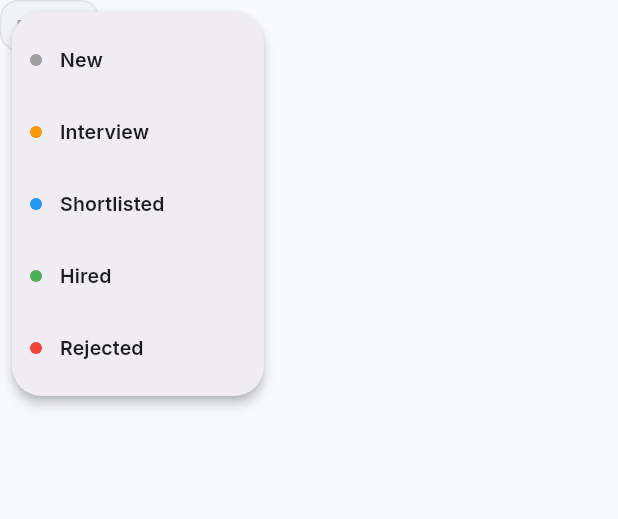
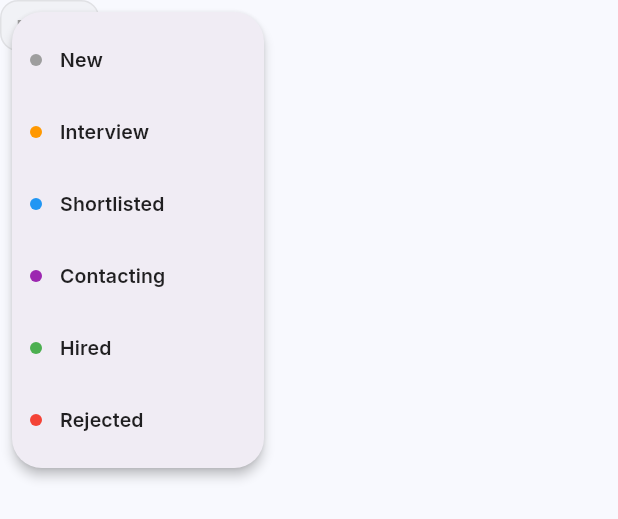
Before and after one commit to infotechmindware/Employee_Job_Portal, a Flutter app: the _StageDropdown widget shown alone on an empty page, opened directly with empty values, after a tap on "New", on a phone screen of 412 x 824 dp. Shown: the top 519 px of the screen. Run offline on Flutter 3.47's test engine with Material 3 defaults, Android fonts, the phone set to English and light mode, and no system bars; our stand-ins replace cached_network_image, dropdown_search, emoji_picker_flutter, file_picker, fl_chart, flutter_map and 13 more; missing offline and left inert: razorpay_flutter; accounts and stored records are empty; network calls fail.

Commit message:
small chnges

```diff
--- a/lib/screens/candidates/candidate_applications_screen.dart
+++ b/lib/screens/candidates/candidate_applications_screen.dart
@@ -1021,14 +1021,16 @@ class _StageDropdown extends ConsumerWidget {
     String normalizedStatus = status;
     if (status == 'shortlisted') normalizedStatus = 'shortlist';
     if (status == 'interviewed') normalizedStatus = 'schedule_interview';
-    if (status == 'rejected') normalizedStatus = 'reject';
-    if (status == 'hired') normalizedStatus = 'hire';
-    if (status == 'applied') normalizedStatus = 'new';
+    if (status == 'rejected' || status == 'reject') normalizedStatus = 'reject';
+    if (status == 'hired' || status == 'hire') normalizedStatus = 'hire';
+    if (status == 'applied' || status == 'new') normalizedStatus = 'new';
+    if (status == 'contacting') normalizedStatus = 'contacting';
 
     final stages = [
       {'label': 'New', 'key': 'new', 'color': Colors.grey},
       {'label': 'Interview', 'key': 'schedule_interview', 'color': Colors.orange},
       {'label': 'Shortlisted', 'key': 'shortlist', 'color': Colors.blue},
+      {'label': 'Contacting', 'key': 'contacting', 'color': Colors.purple},
       {'label': 'Hired', 'key': 'hire', 'color': Colors.green},
       {'label': 'Rejected', 'key': 'reject', 'color': Colors.red},
     ];
@@ -1066,7 +1068,7 @@ class _StageDropdown extends ConsumerWidget {
           children: [
             Container(width: 8, height: 8, decoration: BoxDecoration(color: s['color'] as Color, shape: BoxShape.circle)),
             const SizedBox(width: 12),
-            Text(s['label'] as String, style: const TextStyle(fontWeight: FontWeight.w600, fontSize: 13)),
+            Text(s['label'] as String, style: const TextStyle(fontWeight: FontWeight.w600, fontSize: 13, color: Colors.black87)),
           ],
         ),
       )).toList(),
```
